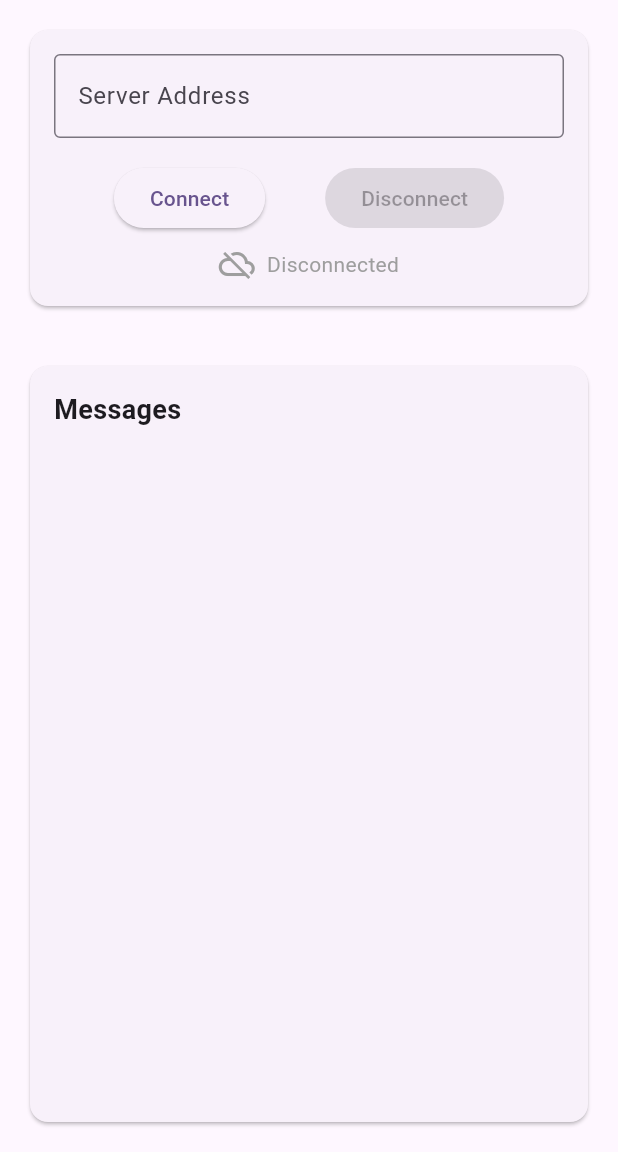
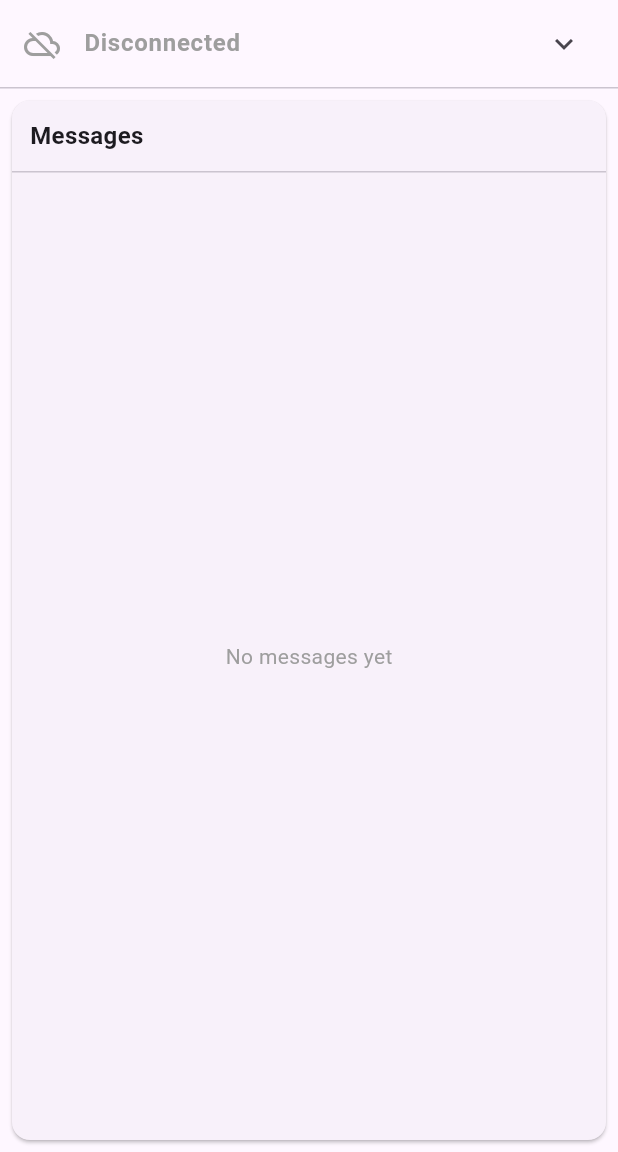
Before and after one commit to jaloveeye/cursor-remote, a Flutter app: the screen it shows after launch, on a phone screen of 412 x 824 dp, the part 84-1236 px from its top. Run offline on Flutter 3.47's test engine with Material 3 defaults, Android fonts, the phone set to English and light mode, and no system bars.

Commit message:
feat: Improve UI layout and fix client stability issues
- Redesign UI layout with collapsible server connection section
- Move message log to center with more space allocation
- Place command input section at bottom
- Fix TextField input display issues with setState calls
- Improve button click UI feedback
- Use Future.microtask for better state management
- Enhance message display area visibility
- Optimize space utilization

```diff
--- a/mobile-app/lib/main.dart
+++ b/mobile-app/lib/main.dart
@@ -62,6 +62,9 @@ class _HomePageState extends State<HomePage> with WidgetsBindingObserver {
       _channel!.stream.listen(
         (message) {
           if (!mounted) return; // 위젯이 마운트되지 않았으면 리턴
+          // Future.microtask를 사용하여 다음 프레임에서 setState 실행
+          Future.microtask(() {
+            if (!mounted) return;
             try {
               setState(() {
                 try {
@@ -109,9 +112,16 @@ class _HomePageState extends State<HomePage> with WidgetsBindingObserver {
             } catch (e) {
               // setState 에러 처리
               if (mounted) {
+                try {
+                  setState(() {
                     _messages.add('Error processing message: $e');
+                  });
+                } catch (setStateError) {
+                  // setState 에러 무시
                 }
               }
+            }
+          });
         },
         onError: (error) {
           if (!mounted) return;
@@ -228,13 +238,18 @@ class _HomePageState extends State<HomePage> with WidgetsBindingObserver {
 
   void _scrollToBottom() {
     // 다음 프레임에서 스크롤 (위젯이 빌드된 후)
+    if (!mounted) return;
     WidgetsBinding.instance.addPostFrameCallback((_) {
-      if (_scrollController.hasClients) {
+      if (mounted && _scrollController.hasClients) {
+        try {
           _scrollController.animateTo(
             _scrollController.position.maxScrollExtent,
             duration: const Duration(milliseconds: 300),
             curve: Curves.easeOut,
           );
+        } catch (e) {
+          // 스크롤 에러 무시
+        }
       }
     });
   }
@@ -253,9 +268,13 @@ class _HomePageState extends State<HomePage> with WidgetsBindingObserver {
       if (mounted) {
         // 연결 상태 확인
         _checkConnectionState();
-        // UI 강제 갱신
+        // UI 강제 갱신 - Future.microtask를 사용하여 다음 프레임에서 실행
+        Future.microtask(() {
+          if (mounted) {
             setState(() {
               // 상태 갱신으로 UI 다시 렌더링
+            });
+          }
         });
       }
     } else if (state == AppLifecycleState.paused) {
@@ -306,22 +325,43 @@ class _HomePageState extends State<HomePage> with WidgetsBindingObserver {
         backgroundColor: Theme.of(context).colorScheme.inversePrimary,
         title: const Text('Cursor Remote'),
       ),
-      body: Padding(
+      body: Column(
+        children: [
+          // 최상단: 접었다 폈다 할 수 있는 서버 연결 섹션
+          ExpansionTile(
+            leading: Icon(
+              _isConnected ? Icons.cloud_done : Icons.cloud_off,
+              color: _isConnected ? Colors.green : Colors.grey,
+            ),
+            title: Text(
+              _isConnected ? 'Connected' : 'Disconnected',
+              style: TextStyle(
+                color: _isConnected ? Colors.green : Colors.grey,
+                fontWeight: FontWeight.bold,
+              ),
+            ),
+            subtitle: _isConnected && _serverAddress.isNotEmpty
+                ? Text(
+                    '$_serverAddress:8767',
+                    style: const TextStyle(fontSize: 12),
+                  )
+                : null,
+            initiallyExpanded: false,
+            children: [
+              Padding(
                 padding: const EdgeInsets.all(16.0),
                 child: Column(
-          children: [
-            // 연결 섹션
-            Card(
-              child: Padding(
-                padding: const EdgeInsets.all(16.0),
-                child: Column(
+                  crossAxisAlignment: CrossAxisAlignment.stretch,
                   children: [
                     TextField(
                       controller: _serverAddressController,
+                      focusNode: _serverAddressFocusNode,
                       decoration: const InputDecoration(
                         labelText: 'Server Address',
                         hintText: '192.168.0.10',
                         border: OutlineInputBorder(),
+                        isDense: true,
+                        contentPadding: EdgeInsets.all(12),
                       ),
                       enabled: !_isConnected,
                       keyboardType: TextInputType.number,
@@ -331,33 +371,27 @@ class _HomePageState extends State<HomePage> with WidgetsBindingObserver {
                         });
                       },
                     ),
-                    const SizedBox(height: 16),
+                    const SizedBox(height: 12),
                     Row(
                       mainAxisAlignment: MainAxisAlignment.spaceEvenly,
                       children: [
-                        ElevatedButton(
+                        Expanded(
+                          child: ElevatedButton(
                             onPressed: _isConnected ? null : _connect,
+                            style: ElevatedButton.styleFrom(
+                              padding: const EdgeInsets.symmetric(vertical: 12),
+                            ),
                             child: const Text('Connect'),
                           ),
-                        ElevatedButton(
-                          onPressed: _isConnected ? _disconnect : null,
-                          child: const Text('Disconnect'),
-                        ),
-                      ],
-                    ),
-                    const SizedBox(height: 8),
-                    Row(
-                      mainAxisAlignment: MainAxisAlignment.center,
-                      children: [
-                        Icon(
-                          _isConnected ? Icons.cloud_done : Icons.cloud_off,
-                          color: _isConnected ? Colors.green : Colors.grey,
                         ),
                         const SizedBox(width: 8),
-                        Text(
-                          _isConnected ? 'Connected' : 'Disconnected',
-                          style: TextStyle(
-                            color: _isConnected ? Colors.green : Colors.grey,
+                        Expanded(
+                          child: ElevatedButton(
+                            onPressed: _isConnected ? _disconnect : null,
+                            style: ElevatedButton.styleFrom(
+                              padding: const EdgeInsets.symmetric(vertical: 12),
+                            ),
+                            child: const Text('Disconnect'),
                           ),
                         ),
                       ],
@@ -365,101 +399,42 @@ class _HomePageState extends State<HomePage> with WidgetsBindingObserver {
                   ],
                 ),
               ),
+            ],
           ),
-            const SizedBox(height: 16),
-            // 명령 입력 섹션
-            if (_isConnected) ...[
-              Card(
-                child: Padding(
-                  padding: const EdgeInsets.all(16.0),
+          const Divider(height: 1),
+          // 가운데: 메시지 로그 (가장 많은 공간 차지)
+          Expanded(
+            child: Card(
+              margin: const EdgeInsets.all(8.0),
               child: Column(
                 crossAxisAlignment: CrossAxisAlignment.stretch,
                 children: [
-                      TextField(
-                        controller: _commandController,
-                        focusNode: _commandFocusNode,
-                        decoration: const InputDecoration(
-                          labelText: 'Command',
-                          border: OutlineInputBorder(),
-                        ),
-                        textInputAction: TextInputAction.newline,
-                        keyboardType: TextInputType.multiline,
-                        maxLines: null,
-                        minLines: 3,
-                        enableSuggestions: true,
-                        autocorrect: true,
-                        textCapitalization: TextCapitalization.none,
-                        // 한영전환 문제 해결을 위한 설정
-                        onChanged: (value) {
-                          // 입력 변경 시 포커스 유지
-                          if (!_commandFocusNode.hasFocus) {
-                            _commandFocusNode.requestFocus();
-                          }
-                        },
-                      ),
-                      const SizedBox(height: 8),
-                      Row(
-                        mainAxisAlignment: MainAxisAlignment.spaceEvenly,
-                        children: [
-                          Expanded(
-                            child: ElevatedButton(
-                              onPressed: _isConnected ? () {
-                                final text = _commandController.text;
-                                if (text.isNotEmpty) {
-                                  _sendCommand('insert_text', text: text, terminal: true, execute: true);
-                                  _commandController.clear();
-                                }
-                              } : null,
-                              style: ElevatedButton.styleFrom(
-                                backgroundColor: Colors.blue,
-                                foregroundColor: Colors.white,
-                                padding: const EdgeInsets.symmetric(vertical: 16),
-                              ),
-                              child: const Text('Send to Terminal'),
-                            ),
-                          ),
-                          const SizedBox(width: 8),
-                          Expanded(
-                            child: ElevatedButton(
-                              onPressed: _isConnected ? () {
-                                _sendCommand('stop_prompt');
-                              } : null,
-                              style: ElevatedButton.styleFrom(
-                                backgroundColor: Colors.red,
-                                foregroundColor: Colors.white,
-                                padding: const EdgeInsets.symmetric(vertical: 16),
-                              ),
-                              child: const Text('Stop'),
-                            ),
-                          ),
-                        ],
-                      ),
-                    ],
-                  ),
-                ),
-              ),
-            ],
-            const SizedBox(height: 16),
-            // 메시지 로그
-            Expanded(
-              child: Card(
-                child: Column(
-                  crossAxisAlignment: CrossAxisAlignment.start,
-                  children: [
                   const Padding(
-                      padding: EdgeInsets.all(16.0),
+                    padding: EdgeInsets.all(12.0),
                     child: Text(
                       'Messages',
                       style: TextStyle(
-                          fontSize: 18,
+                        fontSize: 16,
                         fontWeight: FontWeight.bold,
                       ),
                     ),
                   ),
+                  const Divider(height: 1),
                   Expanded(
-                      child: ListView.builder(
+                    child: _messages.isEmpty
+                        ? const Center(
+                            child: Text(
+                              'No messages yet',
+                              style: TextStyle(
+                                color: Colors.grey,
+                                fontSize: 14,
+                              ),
+                            ),
+                          )
+                        : ListView.builder(
                             controller: _scrollController,
                             itemCount: _messages.length,
+                            padding: const EdgeInsets.symmetric(vertical: 4),
                             itemBuilder: (context, index) {
                               return GestureDetector(
                                 onLongPress: () {
@@ -474,15 +449,17 @@ class _HomePageState extends State<HomePage> with WidgetsBindingObserver {
                                 child: ListTile(
                                   title: Text(
                                     _messages[index],
-                                style: const TextStyle(fontSize: 14),
+                                    style: const TextStyle(fontSize: 13),
                                   ),
                                   dense: true,
                                   contentPadding: const EdgeInsets.symmetric(
                                     horizontal: 16.0,
-                                vertical: 4.0,
+                                    vertical: 2.0,
                                   ),
                                   trailing: IconButton(
-                                icon: const Icon(Icons.copy, size: 18),
+                                    icon: const Icon(Icons.copy, size: 16),
+                                    padding: EdgeInsets.zero,
+                                    constraints: const BoxConstraints(),
                                     onPressed: () {
                                       Clipboard.setData(ClipboardData(text: _messages[index]));
                                       ScaffoldMessenger.of(context).showSnackBar(
@@ -502,8 +479,106 @@ class _HomePageState extends State<HomePage> with WidgetsBindingObserver {
               ),
             ),
           ),
+          // 맨 아래: 명령 입력 섹션
+          if (_isConnected) ...[
+            const Divider(height: 1),
+            Card(
+              margin: const EdgeInsets.all(8.0),
+              child: Padding(
+                padding: const EdgeInsets.all(12.0),
+                child: Column(
+                  crossAxisAlignment: CrossAxisAlignment.stretch,
+                  mainAxisSize: MainAxisSize.min,
+                  children: [
+                    TextField(
+                      controller: _commandController,
+                      focusNode: _commandFocusNode,
+                      decoration: const InputDecoration(
+                        labelText: 'Command',
+                        border: OutlineInputBorder(),
+                        isDense: true,
+                        contentPadding: EdgeInsets.all(12),
+                      ),
+                      textInputAction: TextInputAction.newline,
+                      keyboardType: TextInputType.multiline,
+                      maxLines: 3,
+                      minLines: 2,
+                      enableSuggestions: true,
+                      autocorrect: true,
+                      textCapitalization: TextCapitalization.none,
+                      // 한영전환 문제 해결을 위한 설정
+                      onChanged: (value) {
+                        // 입력 변경 시 UI 강제 업데이트
+                        if (mounted) {
+                          setState(() {
+                            // TextField 상태 업데이트를 위해 setState 호출
+                          });
+                          // 포커스 유지
+                          if (!_commandFocusNode.hasFocus) {
+                            _commandFocusNode.requestFocus();
+                          }
+                        }
+                      },
+                    ),
+                    const SizedBox(height: 8),
+                    Row(
+                      mainAxisAlignment: MainAxisAlignment.spaceEvenly,
+                      children: [
+                        Expanded(
+                          child: ElevatedButton(
+                            onPressed: _isConnected ? () {
+                              if (!mounted) return;
+                              final text = _commandController.text;
+                              if (text.isNotEmpty) {
+                                // UI 업데이트를 위해 명시적으로 setState 호출
+                                setState(() {
+                                  // 버튼 클릭 상태 업데이트
+                                });
+                                _sendCommand('insert_text', text: text, terminal: true, execute: true);
+                                // 텍스트 클리어 후 UI 업데이트
+                                _commandController.clear();
+                                if (mounted) {
+                                  setState(() {
+                                    // TextField 클리어 후 UI 업데이트
+                                  });
+                                }
+                              }
+                            } : null,
+                            style: ElevatedButton.styleFrom(
+                              backgroundColor: Colors.blue,
+                              foregroundColor: Colors.white,
+                              padding: const EdgeInsets.symmetric(vertical: 14),
+                            ),
+                            child: const Text('Send to Terminal'),
+                          ),
+                        ),
+                        const SizedBox(width: 8),
+                        Expanded(
+                          child: ElevatedButton(
+                            onPressed: _isConnected ? () {
+                              if (!mounted) return;
+                              // UI 업데이트를 위해 명시적으로 setState 호출
+                              setState(() {
+                                // 버튼 클릭 상태 업데이트
+                              });
+                              _sendCommand('stop_prompt');
+                            } : null,
+                            style: ElevatedButton.styleFrom(
+                              backgroundColor: Colors.red,
+                              foregroundColor: Colors.white,
+                              padding: const EdgeInsets.symmetric(vertical: 14),
+                            ),
+                            child: const Text('Stop'),
+                          ),
+                        ),
                       ],
                     ),
+                  ],
+                ),
+              ),
+            ),
+          ],
+        ],
       ),
     );
   }
```
Lines whose indentation alone changed are shown as unchanged.
